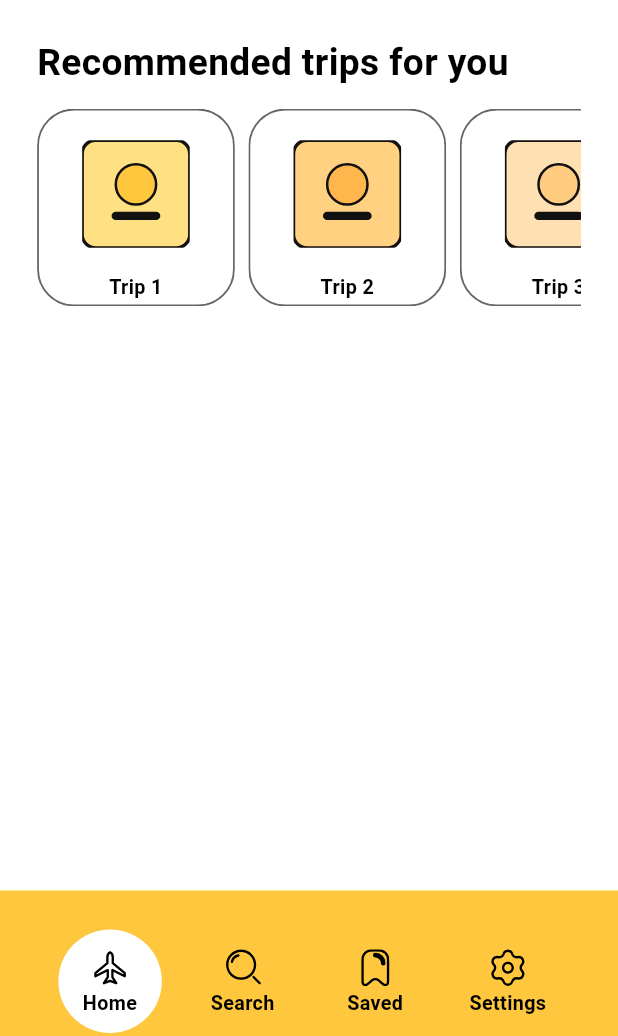
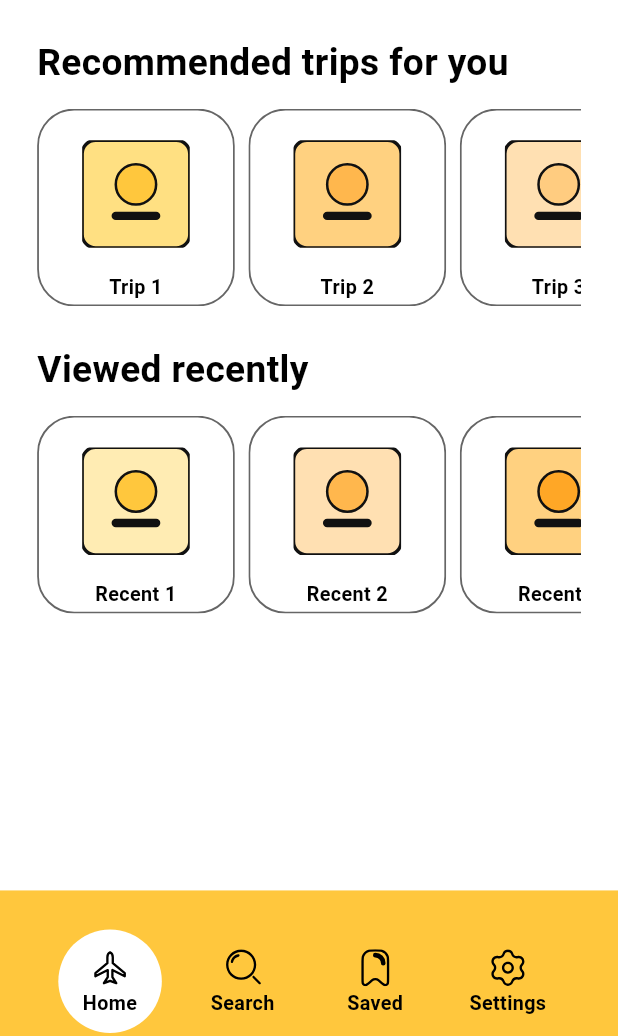
Before and after one commit to Simo-2004/TravelMate, a Flutter app: the screen it shows after launch, on a phone screen of 412 x 824 dp, the part 200-1236 px from its top. Run offline on Flutter 3.47's test engine with Material 3 defaults, Android fonts, the phone set to English and light mode, and no system bars; our stand-ins replace flutter_svg.

Commit message:
feat: Added the viewed recently section
Added the viewed recently section with the personalized slider component

```diff
--- a/lib/core/constants/app_assets.dart
+++ b/lib/core/constants/app_assets.dart
@@ -14,4 +14,13 @@ class AppAssets {
     trip5,
     trip6,
   ];
+
+  static const List<String> mockRecentAssets = [
+    trip6,
+    trip5,
+    trip4,
+    trip3,
+    trip2,
+    trip1,
+  ];
 }
--- a/lib/core/constants/app_strings.dart
+++ b/lib/core/constants/app_strings.dart
@@ -21,6 +21,7 @@ class AppStrings {
 
     static const String searchHint = 'Search on TravelMate';
     static const String homeSliderTitle = 'Recommended trips for you';
+    static const String viewedRecentlyTitle = 'Viewed recently';
     static const List<String> mockTripLabels = [
         'Trip 1',
         'Trip 2',
@@ -29,4 +30,12 @@ class AppStrings {
         'Trip 5',
         'Trip 6',
     ];
+    static const List<String> mockRecentLabels = [
+        'Recent 1',
+        'Recent 2',
+        'Recent 3',
+        'Recent 4',
+        'Recent 5',
+        'Recent 6',
+    ];
 }
--- a/lib/features/home/home_screen.dart
+++ b/lib/features/home/home_screen.dart
@@ -17,6 +17,15 @@ class HomeScreen extends StatelessWidget {
     (index) => (
       asset: AppAssets.mockTripAssets[index],
       label: AppStrings.mockTripLabels[index],
+    ),
+  );
+
+  static final List<({String asset, String label})> _mockRecent =
+      List.generate(
+    AppAssets.mockRecentAssets.length,
+    (index) => (
+      asset: AppAssets.mockRecentAssets[index],
+      label: AppStrings.mockRecentLabels[index],
     ),
   );
 
@@ -55,6 +64,29 @@ class HomeScreen extends StatelessWidget {
                 ),
               ),
             ),
+            SliderSection(
+              title: AppStrings.viewedRecentlyTitle,
+              child: SizedBox(
+                height: sizes.sliderTileSize,
+                child: ListView.separated(
+                  scrollDirection: Axis.horizontal,
+                  itemCount: _mockRecent.length,
+                  separatorBuilder: (_, __) =>
+                      SizedBox(width: sizes.sliderTileSpacing),
+                  itemBuilder: (context, index) {
+                    final item = _mockRecent[index];
+
+                    return SquareImageButton(
+                      imageAsset: item.asset,
+                      label: item.label,
+                      borderRadius: sizes.radiusL,
+                      onTap: () =>
+                          debugPrint('Viewed recent ${index + 1}'),
+                    );
+                  },
+                ),
+              ),
+            ),
           ],
         ),
       ),
```
